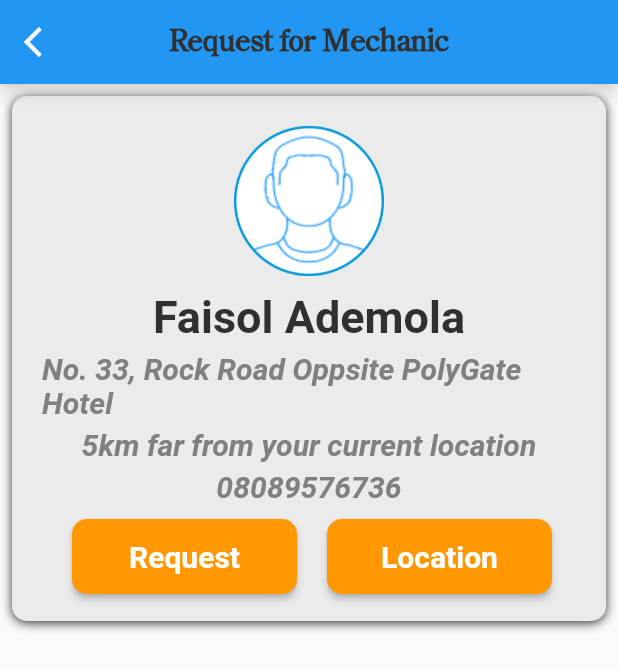
After one commit to the-impossible/RoadAssistant, a Flutter app: the Request_Mechanic screen opened by its route, on a phone screen of 412 x 824 dp. The commit adds this screen. Shown: the top 670 px of the screen. Run offline on Flutter 3.47's test engine with Material 2 defaults, Android fonts, the phone set to English and light mode, and no system bars; our stand-ins replace flutter_spinkit, flutter_svg, get, shared_preferences; accounts and stored records are empty; Roboto replaces fonts that are missing (Schyuler); project files that could hold a hidden picture were left out.

Commit message:
nearbyMechanics request_Mechanic routes

```diff
--- a/lib/Driver_Pages/nearbyMechanics.dart
+++ b/lib/Driver_Pages/nearbyMechanics.dart
@@ -1,7 +1,10 @@
 import 'package:flutter/material.dart';
+import 'package:get/get.dart';
 import 'package:welcome/Mechanic_page/component/defaultAppBar.dart';
 import 'package:welcome/Mechanic_page/component/defaultBackButton.dart';
 import 'package:welcome/constant.dart';
+
+import '../routes/routes.dart';
 
 class Nearby_Mechanic extends StatefulWidget {
   const Nearby_Mechanic({super.key});
@@ -44,6 +47,9 @@ class _Nearby_MechanicState extends State<Nearby_Mechanic> {
                     child: Padding(
                       padding: const EdgeInsets.only(top: 10.0),
                       child: ListTile(
+                        onTap: () {
+                          Get.toNamed(Routes.request_mechanic);
+                        },
                         leading: Image.asset(
                           'assets/images/profile.png',
                         ),
--- /dev/null
+++ b/lib/Driver_Pages/request_Mechanic.dart
@@ -0,0 +1,157 @@
+import 'package:flutter/material.dart';
+import 'package:welcome/Mechanic_page/component/defaultAppBar.dart';
+import 'package:welcome/Mechanic_page/component/defaultBackButton.dart';
+import 'package:welcome/constant.dart';
+
+class Request_Mechanic extends StatefulWidget {
+  const Request_Mechanic({super.key});
+
+  @override
+  State<Request_Mechanic> createState() => _Request_MechanicState();
+}
+
+class _Request_MechanicState extends State<Request_Mechanic> {
+  @override
+  Widget build(BuildContext context) {
+    return Scaffold(
+      appBar: const DefaultAppBar(
+        title: 'Request for Mechanic',
+        child: DefaultBackButton(),
+      ),
+      body: Padding(
+        padding: const EdgeInsets.all(8.0),
+        child: Container(
+          height: 350,
+          width: MediaQuery.of(context).size.width,
+          padding: const EdgeInsets.symmetric(vertical: 20.0, horizontal: 20.0),
+          decoration: BoxDecoration(
+            color: kGreyColor,
+            shape: BoxShape.rectangle,
+            borderRadius: BorderRadius.circular(10.0),
+            boxShadow: const [
+              BoxShadow(
+                color: kDarkColor,
+                blurRadius: 5.0,
+                offset: Offset(0, 1),
+              ),
+            ],
+          ),
+          child: Column(
+            children: [
+              Image.asset(
+                'assets/images/profile.png',
+                height: 100,
+                width: 100,
+              ),
+              const SizedBox(
+                height: 10,
+              ),
+              const Text(
+                'Faisol Ademola',
+                style: TextStyle(
+                  fontFamily: 'Schyuler',
+                  fontSize: 30.0,
+                  fontWeight: FontWeight.bold,
+                  color: kDarkColor,
+                ),
+              ),
+              const SizedBox(
+                height: 5,
+              ),
+              const Text(
+                'No. 33, Rock Road Oppsite PolyGate Hotel',
+                style: TextStyle(
+                  fontFamily: 'Schyuler',
+                  fontSize: 20.0,
+                  fontStyle: FontStyle.italic,
+                  fontWeight: FontWeight.bold,
+                  color: kLightColor,
+                ),
+              ),
+              const SizedBox(
+                height: 5,
+              ),
+              const Text(
+                '5km far from your current location',
+                style: TextStyle(
+                  fontFamily: 'Schyuler',
+                  fontSize: 20.0,
+                  fontStyle: FontStyle.italic,
+                  fontWeight: FontWeight.bold,
+                  color: kLightColor,
+                ),
+              ),
+              const SizedBox(
+                height: 5,
+              ),
+              const Text(
+                '08089576736',
+                style: TextStyle(
+                  fontFamily: 'Schyuler',
+                  fontSize: 20.0,
+                  fontStyle: FontStyle.italic,
+                  fontWeight: FontWeight.bold,
+                  color: kLightColor,
+                ),
+              ),
+              Row(
+                children: [
+                  Padding(
+                    padding: const EdgeInsets.symmetric(
+                        vertical: 10.0, horizontal: 20.0),
+                    child: Container(
+                      height: 50,
+                      width: 150,
+                      child: ElevatedButton(
+                          style: ButtonStyle(
+                            backgroundColor:
+                                MaterialStateProperty.all(kOrangeColor),
+                            shape: MaterialStateProperty.all(
+                              RoundedRectangleBorder(
+                                borderRadius: BorderRadius.circular(10.0),
+                              ),
+                            ),
+                          ),
+                          onPressed: () {},
+                          child: const Text(
+                            'Request',
+                            style: TextStyle(
+                              fontSize: 20.0,
+                              fontWeight: FontWeight.bold,
+                              color: kWhiteColor,
+                            ),
+                          )),
+                    ),
+                  ),
+                  Container(
+                    height: 50,
+                    width: 150,
+                    child: ElevatedButton(
+                        style: ButtonStyle(
+                          backgroundColor:
+                              MaterialStateProperty.all(kOrangeColor),
+                          shape: MaterialStateProperty.all(
+                            RoundedRectangleBorder(
+                              borderRadius: BorderRadius.circular(10.0),
+                            ),
+                          ),
+                        ),
+                        onPressed: () {},
+                        child: const Text(
+                          'Location',
+                          style: TextStyle(
+                            fontSize: 20.0,
+                            fontWeight: FontWeight.bold,
+                            color: kWhiteColor,
+                          ),
+                        )),
+                  ),
+                ],
+              )
+            ],
+          ),
+        ),
+      ),
+    );
+  }
+}
--- a/lib/routes/routes.dart
+++ b/lib/routes/routes.dart
@@ -2,6 +2,7 @@ import 'package:get/get.dart';
 import 'package:welcome/Driver_Pages/drivProfile.dart';
 import 'package:welcome/Driver_Pages/homePage.dart';
 import 'package:welcome/Driver_Pages/nearbyMechanics.dart';
+import 'package:welcome/Driver_Pages/request_Mechanic.dart';
 import 'package:welcome/Driver_Pages/tasksPage.dart';
 import 'package:welcome/Intro/Pages/about_page.dart';
 import 'package:welcome/Intro/Pages/help_Page.dart';
@@ -39,6 +40,7 @@ class Routes {
   static String helpPage = '/helpPage';
   static String taskPage = '/taskPage';
   static String requestPageStatus = '/requestPageStatus';
+  static String request_mechanic = '/request_mechanic';
 
   // MecHomePage
 }
@@ -120,4 +122,8 @@ final getPages = [
     name: Routes.requestPageStatus,
     page: () => const RequestStatusPAGE(),
   ),
+  GetPage(
+    name: Routes.request_mechanic,
+    page: () => const Request_Mechanic(),
+  )
 ];
```
